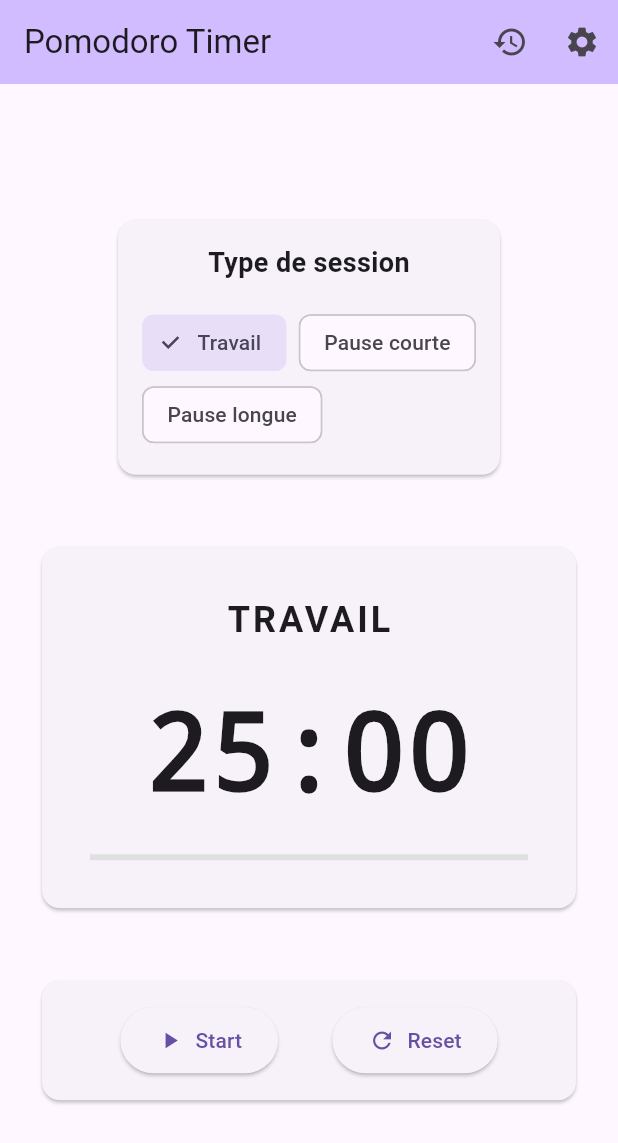
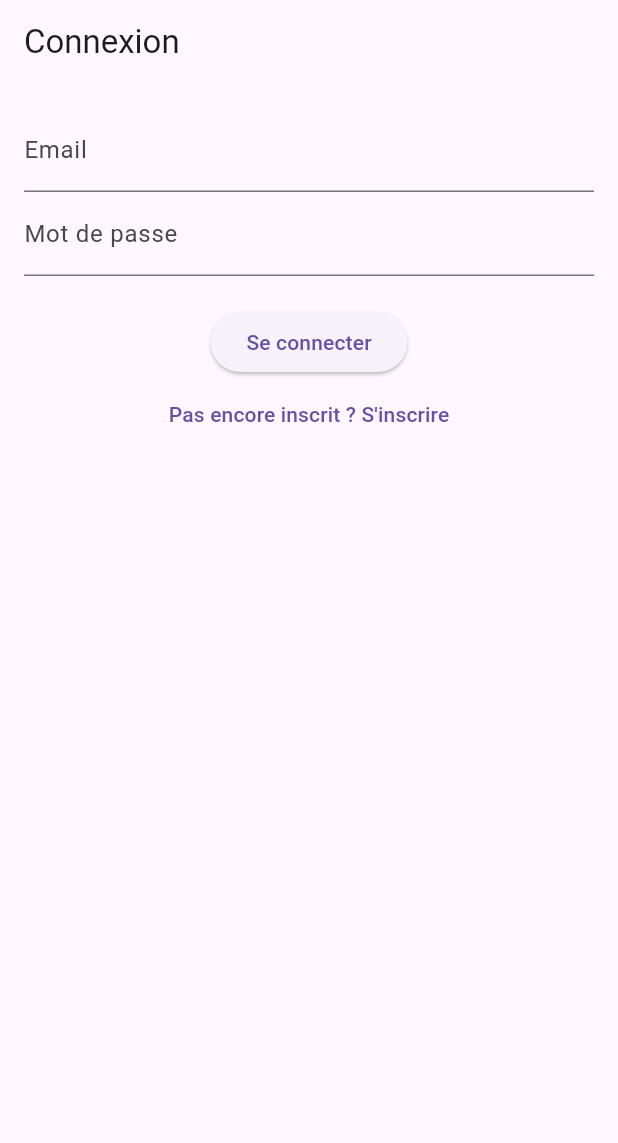
Before and after one commit to HugoGarrigues/pomodoro_app, a Flutter app: the screen it shows after launch, on a phone screen of 412 x 824 dp. Shown: the top 1143 px of the screen. Run offline on Flutter 3.47's test engine with Material 3 defaults, Android fonts, the phone set to English and light mode, and no system bars; our stand-ins replace shared_preferences, supabase_flutter; accounts and stored records are empty.

Commit message:
feat(flutter): add login and register auth from supabase

```diff
--- a/lib/main.dart
+++ b/lib/main.dart
@@ -1,10 +1,14 @@
 import 'package:flutter/material.dart';
 import 'package:provider/provider.dart';
-
+import 'services/supabase_service.dart';
 import 'viewmodels/pomodoro_viewmodel.dart';
 import 'views/home_page.dart';
+import 'views/login_page.dart';
 
-void main() {
+void main() async {
+  WidgetsFlutterBinding.ensureInitialized();
+  await SupabaseService.init();
+
   runApp(const PomodoroApp());
 }
 
@@ -21,9 +25,19 @@ class PomodoroApp extends StatelessWidget {
           primarySwatch: Colors.red,
           useMaterial3: true,
         ),
-        home: const HomePage(),
+        home: const AuthGate(),
         debugShowCheckedModeBanner: false,
       ),
     );
   }
 }
+
+class AuthGate extends StatelessWidget {
+  const AuthGate({super.key});
+
+  @override
+  Widget build(BuildContext context) {
+    final session = SupabaseService.currentSession;
+    return session != null ? const HomePage() : const LoginPage();
+  }
+}
--- /dev/null
+++ b/lib/services/supabase_service.dart
@@ -0,0 +1,38 @@
+import 'package:supabase_flutter/supabase_flutter.dart';
+
+class SupabaseService {
+  static final SupabaseClient client = Supabase.instance.client;
+
+  static Future<void> init() async {
+    await Supabase.initialize(
+      url: 'https://nwucynzahevwjnhpvrqs.supabase.co',
+      anonKey: 'eyJhbGciOiJIUzI1NiIsInR5cCI6IkpXVCJ9.eyJpc3MiOiJzdXBhYmFzZSIsInJlZiI6Im53dWN5bnphaGV2d2puaHB2cnFzIiwicm9sZSI6ImFub24iLCJpYXQiOjE3NTIzOTUzOTcsImV4cCI6MjA2Nzk3MTM5N30.7PcVUV0V5_ILjeJ2k9bGb_RymW99wDT64i7kmFLLnH4',
+    );
+  }
+
+  static Session? get currentSession => client.auth.currentSession;
+
+  static Future<void> signOut() async {
+    await client.auth.signOut();
+  }
+
+  static Future<AuthResponse> signIn({
+    required String email,
+    required String password,
+  }) async {
+    return await client.auth.signInWithPassword(
+      email: email,
+      password: password,
+    );
+  }
+
+  static Future<AuthResponse> signUp({
+    required String email,
+    required String password,
+  }) async {
+    return await client.auth.signUp(
+      email: email,
+      password: password,
+    );
+  }
+}
--- /dev/null
+++ b/lib/views/login_page.dart
@@ -0,0 +1,56 @@
+import 'package:flutter/material.dart';
+import '../services/supabase_service.dart';
+import 'home_page.dart';
+import 'register_page.dart';
+
+class LoginPage extends StatefulWidget {
+  const LoginPage({super.key});
+
+  @override
+  State<LoginPage> createState() => _LoginPageState();
+}
+
+class _LoginPageState extends State<LoginPage> {
+  final emailCtrl = TextEditingController();
+  final passwordCtrl = TextEditingController();
+  String? error;
+
+  Future<void> _login() async {
+    final email = emailCtrl.text.trim();
+    final password = passwordCtrl.text;
+
+    try {
+      final response = await SupabaseService.signIn(email: email, password: password);
+      if (response.session != null) {
+        Navigator.pushReplacement(context, MaterialPageRoute(builder: (_) => const HomePage()));
+      } else {
+        setState(() => error = 'Identifiants incorrects.');
+      }
+    } catch (e) {
+      setState(() => error = e.toString());
+    }
+  }
+
+  @override
+  Widget build(BuildContext context) {
+    return Scaffold(
+      appBar: AppBar(title: const Text('Connexion')),
+      body: Padding(
+        padding: const EdgeInsets.all(16),
+        child: Column(
+          children: [
+            TextField(controller: emailCtrl, decoration: const InputDecoration(labelText: 'Email')),
+            TextField(controller: passwordCtrl, obscureText: true, decoration: const InputDecoration(labelText: 'Mot de passe')),
+            const SizedBox(height: 20),
+            ElevatedButton(onPressed: _login, child: const Text('Se connecter')),
+            TextButton(
+              onPressed: () => Navigator.push(context, MaterialPageRoute(builder: (_) => const RegisterPage())),
+              child: const Text("Pas encore inscrit ? S'inscrire"),
+            ),
+            if (error != null) Text(error!, style: const TextStyle(color: Colors.red)),
+          ],
+        ),
+      ),
+    );
+  }
+}
--- a/pubspec.yaml
+++ b/pubspec.yaml
@@ -34,6 +34,7 @@ dependencies:
   provider: ^6.1.1
   flutter_local_notifications: ^17.2.2
   cupertino_icons: ^1.0.8
+  supabase_flutter: ^1.10.14
 
 dev_dependencies:
   flutter_test:
```
Also changed, not shown: lib/views/home_page.dart (+26 -8 lines), lib/views/register_page.dart (added, +51 -0 lines), pubspec.lock, 5 other files.
